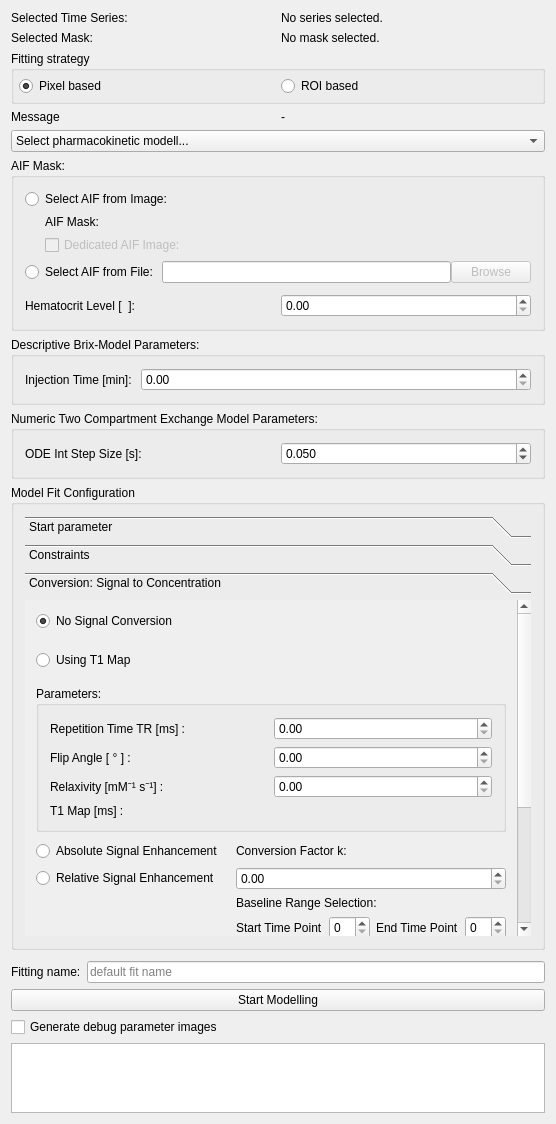
This is Plugins/org.mitk.gui.qt.pharmacokinetics.mri/src/internal/MRPerfusionViewControls.ui in MITK/MITK as Qt 5 draws it before an edit. The edited form follows.
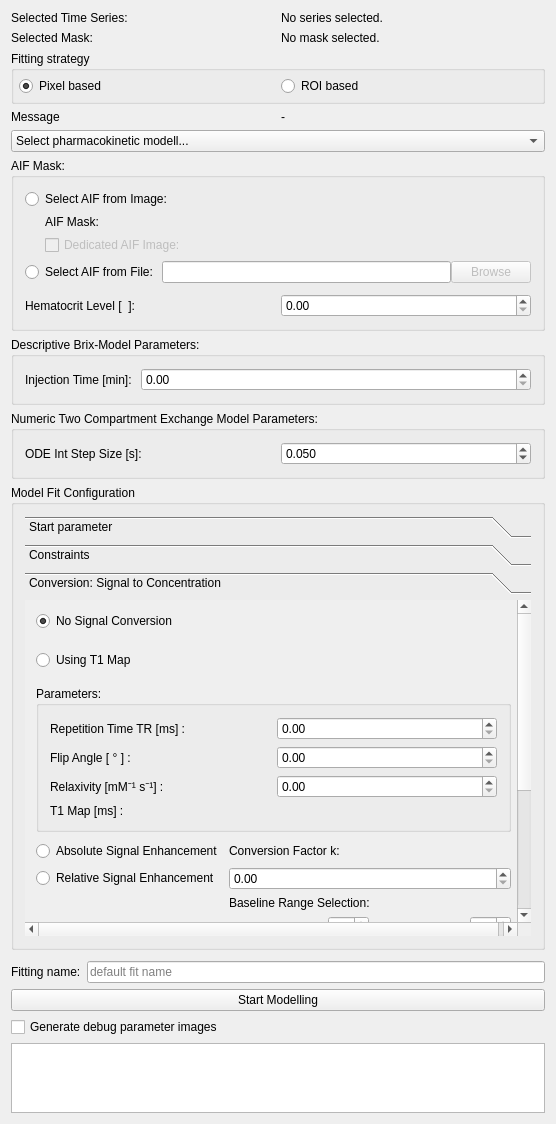
This is the edited form. The open tabs and pages were chosen to show the change. Custom widgets are drawn as their Qt base class.

Commit message: Rename Start/StopTimePoint label in UI to Start/StopTimeFrame.

Patch:
```diff
--- a/Plugins/org.mitk.gui.qt.pharmacokinetics.mri/src/internal/MRPerfusionViewControls.ui
+++ b/Plugins/org.mitk.gui.qt.pharmacokinetics.mri/src/internal/MRPerfusionViewControls.ui
@@ -387,7 +387,7 @@
          <property name="geometry">
           <rect>
            <x>0</x>
-           <y>0</y>
+           <y>-108</y>
            <width>516</width>
            <height>452</height>
           </rect>
@@ -503,7 +503,7 @@
               <item>
                <widget class="QLabel" name="label_baselineStartTimeStep">
                 <property name="text">
-                 <string>Start Time Point</string>
+                 <string>Start Time Frame</string>
                 </property>
                </widget>
               </item>
@@ -513,7 +513,7 @@
               <item>
                <widget class="QLabel" name="label_baselineEndTimeStep">
                 <property name="text">
-                 <string>End Time Point</string>
+                 <string>End Time Frame</string>
                 </property>
                </widget>
               </item>
```
